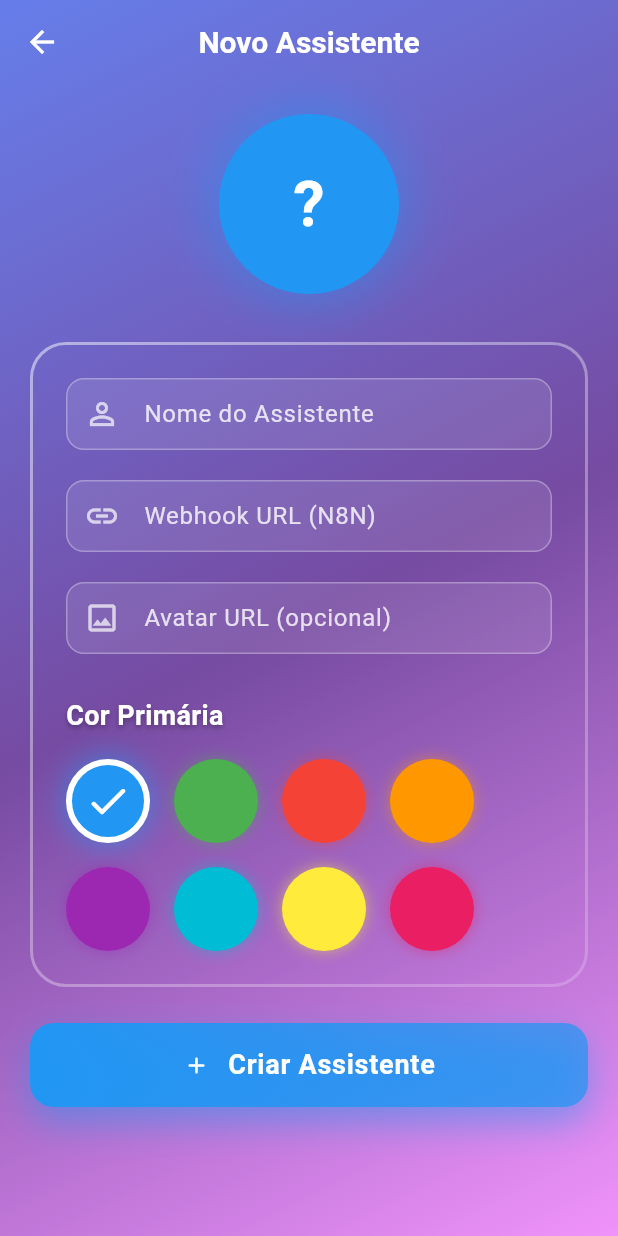
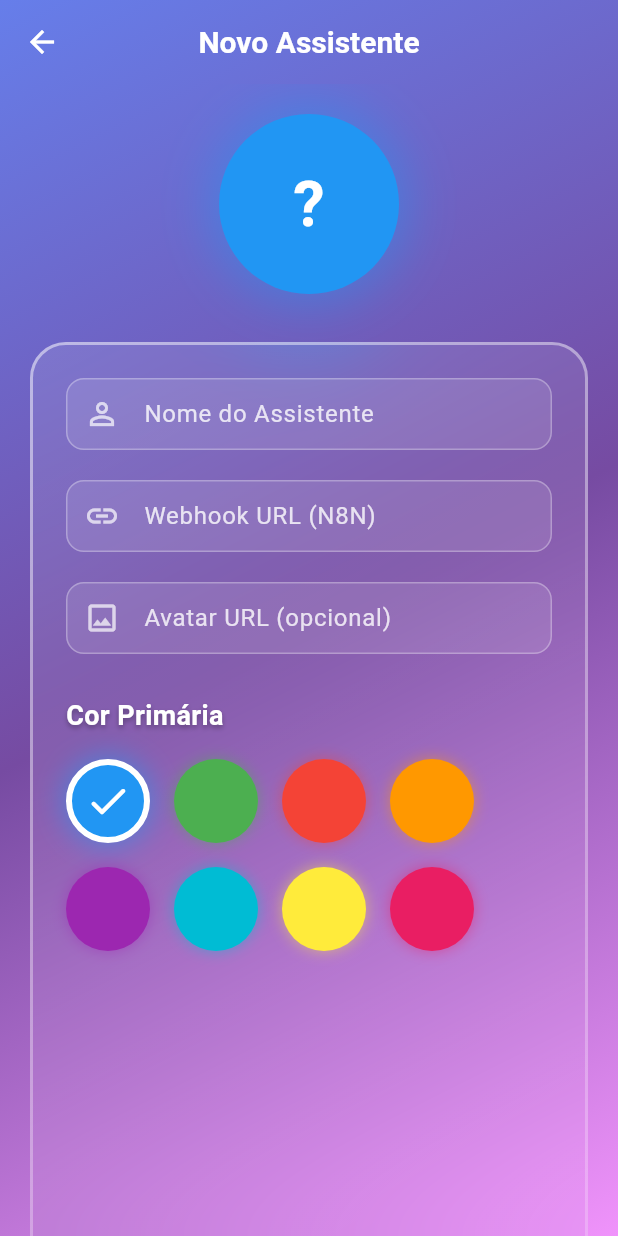
Before and after one commit to carlosesl1/agente, a Flutter app: the AssistantEditScreen screen opened directly, on a phone screen of 412 x 824 dp. Run offline on Flutter 3.47's test engine with Material 3 defaults, Android fonts, the phone set to English and light mode, and no system bars; drawn by our look-alikes of flutter_animate, glassmorphism; our stand-ins replace animated_text_kit, connectivity_plus, device_info_plus, dio, firebase_core, firebase_messaging and 12 more; missing offline and left inert: record; accounts and stored records are empty.

Commit message:
Adicionar parâmetro height obrigatório ao GlassmorphicContainer

```diff
--- a/meu_bot_app/lib/screens/assistant_edit_screen.dart
+++ b/meu_bot_app/lib/screens/assistant_edit_screen.dart
@@ -363,6 +363,7 @@ class _AssistantEditScreenState extends State<AssistantEditScreen> {
                 // Card Glassmorphism com formulário
                 GlassmorphicContainer(
                   width: double.infinity,
+                  height: 650,
                   borderRadius: 24,
                   blur: 20,
                   alignment: Alignment.center,
--- a/meu_bot_app/lib/screens/login_screen.dart
+++ b/meu_bot_app/lib/screens/login_screen.dart
@@ -147,6 +147,7 @@ class _LoginScreenState extends State<LoginScreen> {
                   // Card Glassmorphism
                   GlassmorphicContainer(
                     width: double.infinity,
+                    height: 550,
                     borderRadius: 24,
                     blur: 20,
                     alignment: Alignment.center,
```
